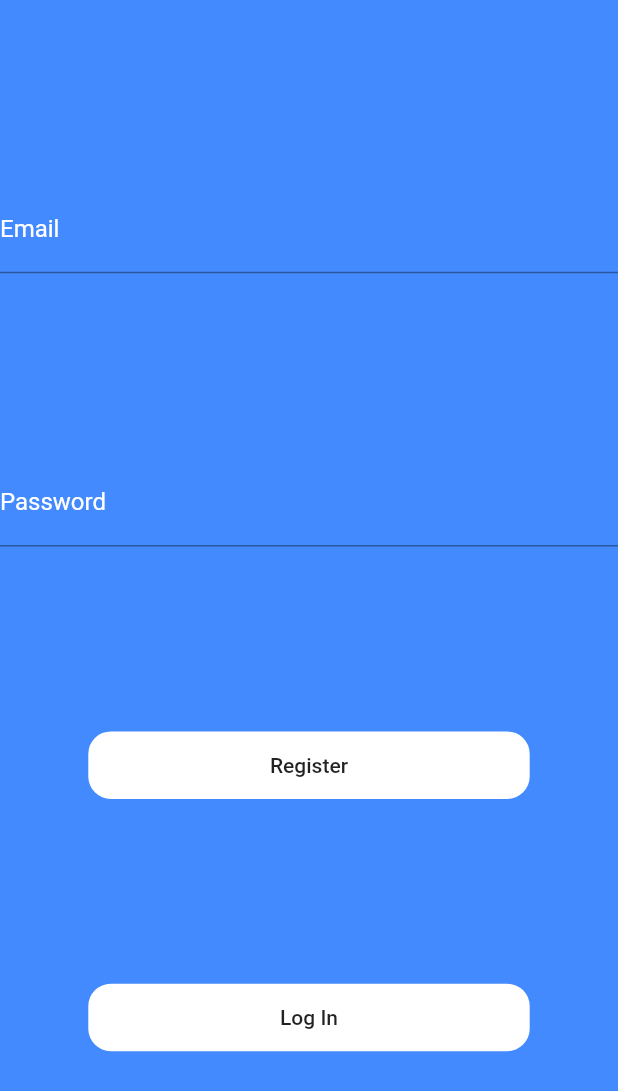
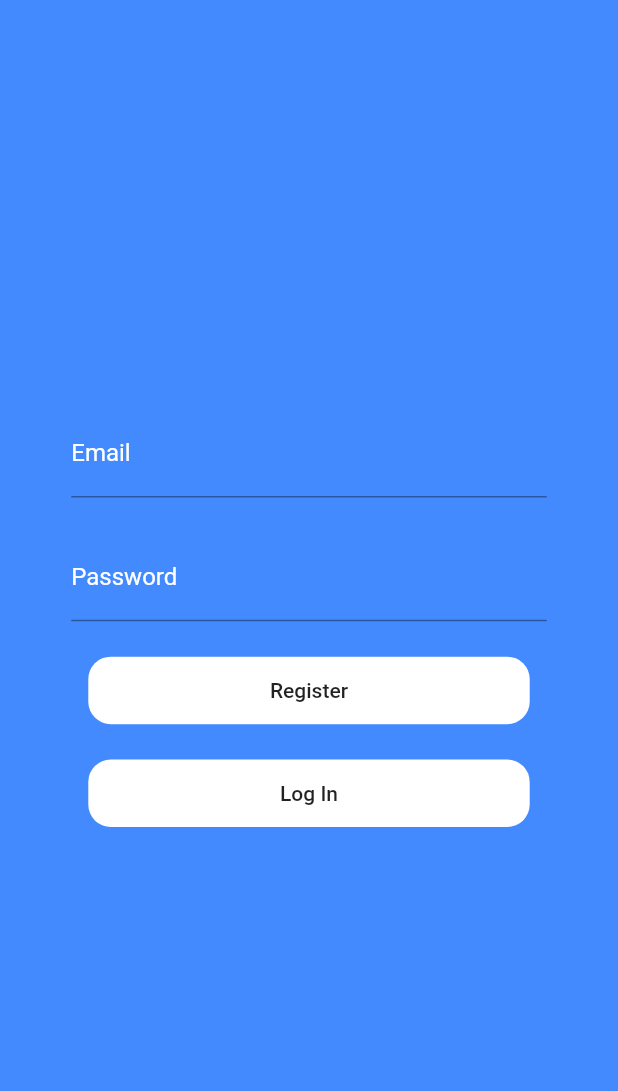
Before and after one commit to 5cientist/flutter_crypto_wallet, a Flutter app: the screen it shows after launch, on a phone screen of 412 x 824 dp. Shown: the top 1091 px of the screen. Run offline on Flutter 3.47's test engine with Material 2 defaults, Android fonts, the phone set to English and light mode, and no system bars; our stand-ins replace cloud_firestore, firebase_auth, firebase_core; accounts and stored records are empty.

Commit message:
completed have bugs to fix

```diff
--- a/lib/ui/authentication.dart
+++ b/lib/ui/authentication.dart
@@ -23,9 +23,12 @@ class _AuthenticationState extends State<Authentication> {
           color: Colors.blueAccent,
         ),
         child: Column(
-          mainAxisAlignment: MainAxisAlignment.spaceEvenly,
+          mainAxisAlignment: MainAxisAlignment.center,
           children: [
-            TextFormField(
+            Container(
+              width: MediaQuery.of(context).size.width / 1.3,
+              child: TextFormField(
+                style: TextStyle(color: Colors.white),
                 controller: _emailField,
                 decoration: InputDecoration(
                   hintText: "something@gmail.com",
@@ -38,7 +41,14 @@ class _AuthenticationState extends State<Authentication> {
                   ),
                 ),
               ),
-            TextFormField(
+            ),
+            SizedBox(
+              height: MediaQuery.of(context).size.height / 35,
+            ),
+            Container(
+              width: MediaQuery.of(context).size.width / 1.3,
+              child: TextFormField(
+                style: TextStyle(color: Colors.white),
                 controller: _passwordField,
                 obscureText: true,
                 decoration: InputDecoration(
@@ -51,6 +61,10 @@ class _AuthenticationState extends State<Authentication> {
                     color: Colors.white,
                   ),
                 ),
+              ),
+            ),
+            SizedBox(
+              height: MediaQuery.of(context).size.height / 35,
             ),
             Container(
               width: MediaQuery.of(context).size.width / 1.4,
@@ -74,6 +88,9 @@ class _AuthenticationState extends State<Authentication> {
                 },
                 child: Text("Register"),
               ),
+            ),
+            SizedBox(
+              height: MediaQuery.of(context).size.height / 35,
             ),
             Container(
               width: MediaQuery.of(context).size.width / 1.4,
--- a/pubspec.yaml
+++ b/pubspec.yaml
@@ -31,6 +31,7 @@ dependencies:
   firebase_core: "^0.5.0+1"
   firebase_auth: "^0.18.1+2"
   cloud_firestore: "^0.14.1+3"
+  http: ^0.12.2
 
   cupertino_icons: ^1.0.0
 
```
Also changed, not shown: lib/net/api_methods.dart (+14 -0 lines), lib/net/flutterfire.dart (+37 -0 lines), lib/ui/add_view.dart (+52 -2 lines), lib/ui/home_view.dart (+29 -1 lines), pubspec.lock, 1 other file. Lines whose indentation alone changed are shown as unchanged.
